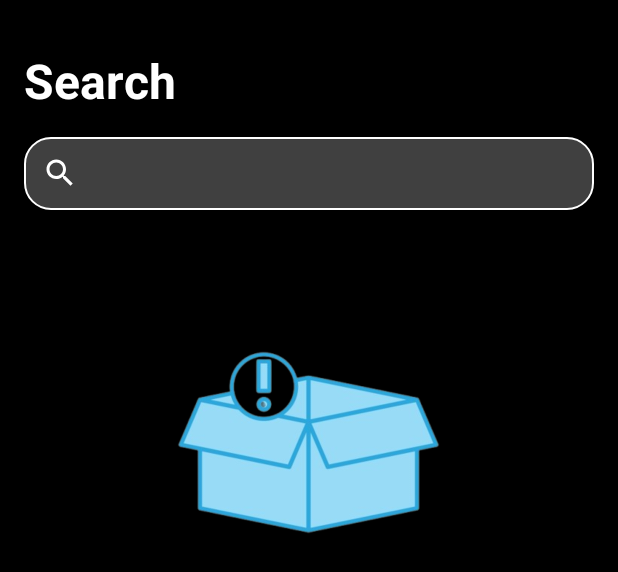
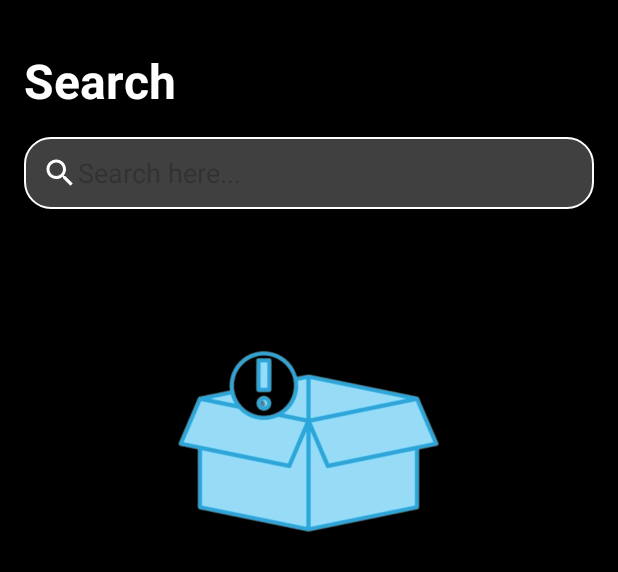
Before and after one commit to sarfrazKhan16/Sarfraz_TripAdvisor_Clone, an Android app: the layout fragment_search.xml on its own in the app's theme, with its tools: preview values and no code run, on a phone screen of 412 x 824 dp. Shown: the top 572 px of the screen. Run offline under Robolectric (Android 15) with nearby library versions, the phone set to English and light mode, and no system bars.

Commit message:
New Branch Commit

```diff
--- a/app/src/main/res/layout/fragment_search.xml
+++ b/app/src/main/res/layout/fragment_search.xml
@@ -17,8 +17,8 @@
             android:layout_width="match_parent"
             android:layout_height="match_parent"
             android:background="@color/black"
-        android:padding="16dp">
-
+            android:padding="16dp"
+            tools:ignore="ExtraText">
 
             <!-- Search Title -->
             <TextView
@@ -35,14 +35,15 @@
             <EditText
                 android:id="@+id/search_box"
                 android:layout_width="match_parent"
-                android:layout_height="wrap_content"
-                android:hint="\t"
+                android:layout_height="48dp"
+                android:hint="Search here..."
             android:drawableLeft="@drawable/baseline_search_24"
             android:background="@drawable/search_box"
             android:padding="12dp"
             android:textColor="@color/white"
             android:layout_marginTop="16dp" />
 
+            <!-- Empty Image Placeholder -->
             <LinearLayout
                 android:layout_width="match_parent"
                 android:layout_height="wrap_content"
@@ -61,15 +62,6 @@
                     android:layout_marginTop="10dp"
                     android:src="@drawable/empty" />
 
-                <androidx.recyclerview.widget.RecyclerView
-                    android:id="@+id/hotelRecycleView"
-                    android:layout_width="match_parent"
-                    android:layout_height="wrap_content" />
-
-                <androidx.recyclerview.widget.RecyclerView
-                    android:id="@+id/resturantRecycleView"
-                    android:layout_width="match_parent"
-                    android:layout_height="wrap_content" />
             </LinearLayout>
 
         </LinearLayout>
```
Also changed, not shown: app/src/main/AndroidManifest.xml (+3 -24 lines), app/src/main/res/layout/profile.xml (+10 -2 lines). Lines whose indentation alone changed are shown as unchanged.
